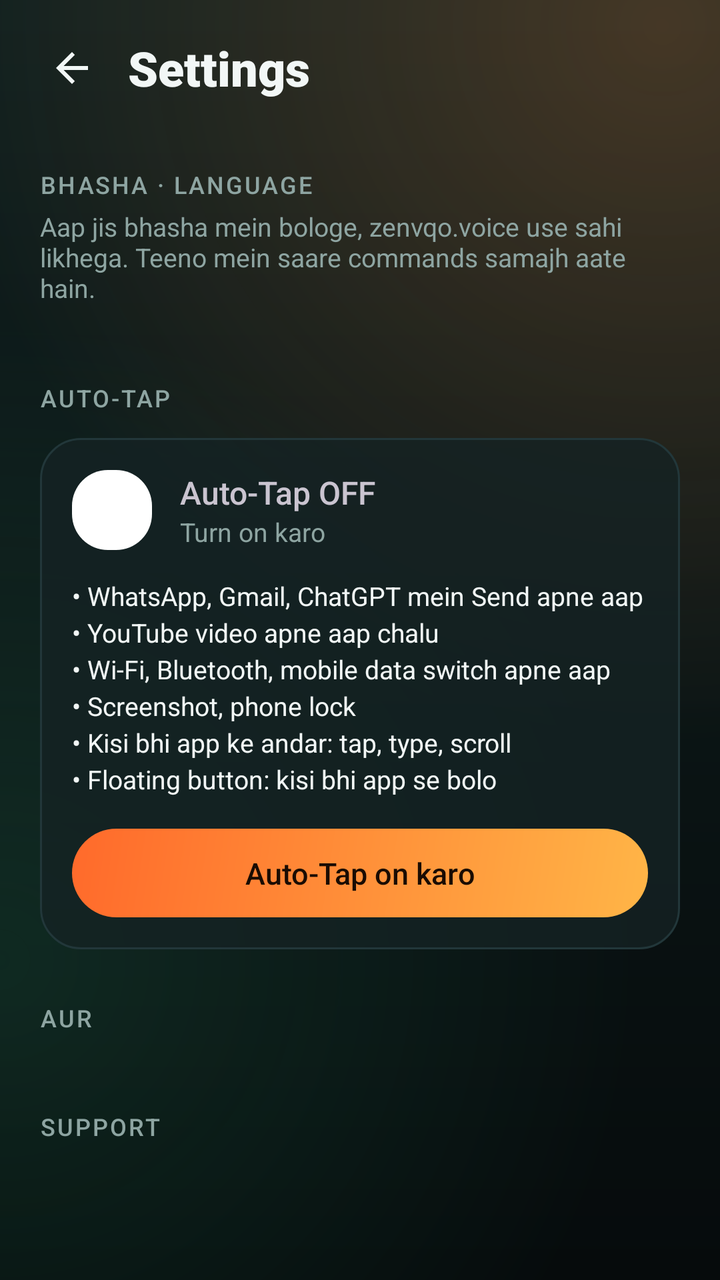
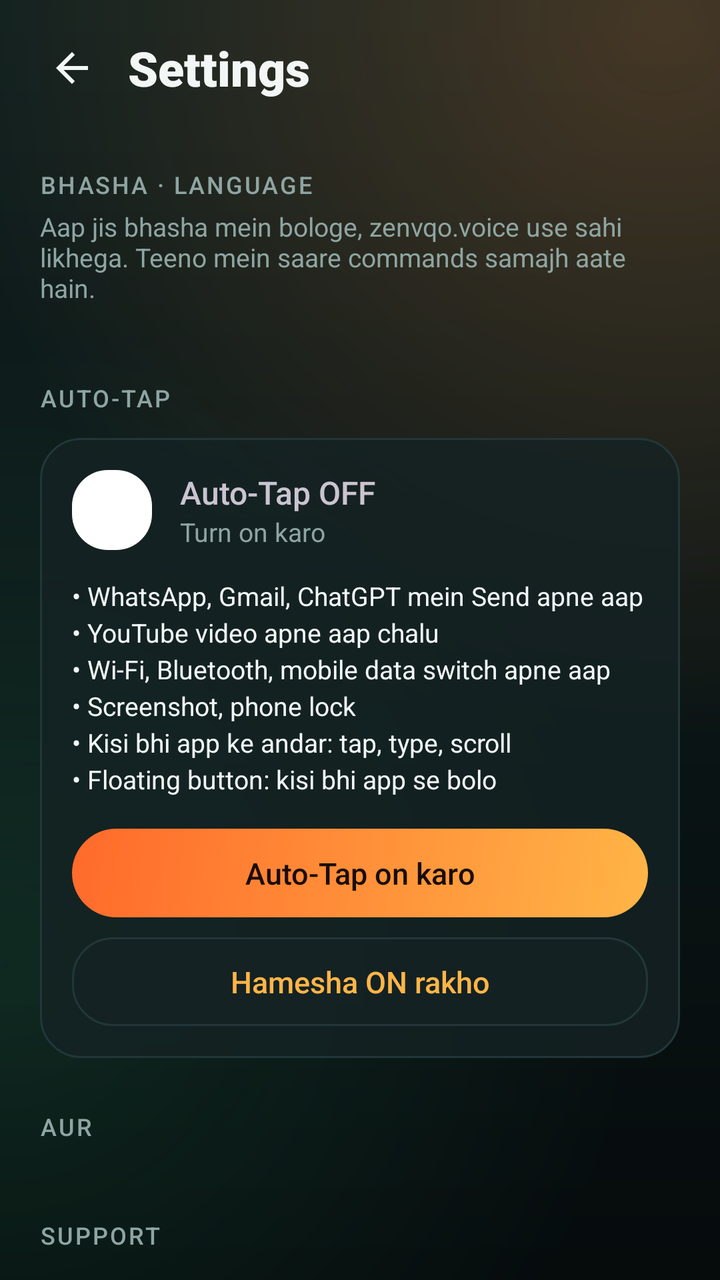

An Android layout rendered at two revisions. The XML below is the earlier revision; the diff shows what the commit changed to produce the second picture.
<!-- AndroidManifest.xml: application theme Theme.VoiceBuddy -->
<!-- res/layout/activity_settings.xml -->
<?xml version="1.0" encoding="utf-8"?>
<ScrollView xmlns:android="http://schemas.android.com/apk/res/android"
    android:layout_width="match_parent"
    android:layout_height="match_parent"
    android:fillViewport="true"
    android:overScrollMode="never"
    android:scrollbars="none">

    <LinearLayout
        android:layout_width="match_parent"
        android:layout_height="wrap_content"
        android:orientation="vertical"
        android:paddingStart="12dp"
        android:paddingTop="10dp"
        android:paddingEnd="12dp"
        android:paddingBottom="32dp">

        
        <LinearLayout
            android:layout_width="match_parent"
            android:layout_height="wrap_content"
            android:gravity="center_vertical"
            android:orientation="horizontal">

            <ImageButton
                android:id="@+id/backButton"
                android:layout_width="48dp"
                android:layout_height="48dp"
                android:background="?android:attr/selectableItemBackgroundBorderless"
                android:contentDescription="Back"
                android:padding="12dp"
                android:src="@drawable/ic_back"
                android:tint="@color/text" />

            <TextView
                android:layout_width="wrap_content"
                android:layout_height="wrap_content"
                android:layout_marginStart="4dp"
                android:fontFamily="sans-serif-black"
                android:text="Settings"
                android:textColor="@color/text"
                android:textSize="24sp" />
        </LinearLayout>

        
        <TextView
            style="@style/SectionLabel"
            android:text="BHASHA · LANGUAGE" />

        <TextView
            android:layout_width="match_parent"
            android:layout_height="wrap_content"
            android:layout_marginTop="4dp"
            android:paddingStart="8dp"
            android:paddingEnd="8dp"
            android:text="Aap jis bhasha mein bologe, zenvqo.voice use sahi likhega. Teeno mein saare commands samajh aate hain."
            android:textColor="@color/muted"
            android:textSize="13sp" />

        <LinearLayout
            android:id="@+id/langOptions"
            android:layout_width="match_parent"
            android:layout_height="wrap_content"
            android:layout_marginTop="12dp"
            android:orientation="vertical"
            android:paddingStart="8dp"
            android:paddingEnd="8dp" />

        
        <TextView
            style="@style/SectionLabel"
            android:text="AUTO-TAP" />

        <LinearLayout
            android:layout_width="match_parent"
            android:layout_height="wrap_content"
            android:layout_marginStart="8dp"
            android:layout_marginTop="12dp"
            android:layout_marginEnd="8dp"
            android:background="@drawable/card_surface"
            android:orientation="vertical"
            android:padding="16dp">

            <LinearLayout
                android:layout_width="match_parent"
                android:layout_height="wrap_content"
                android:gravity="center_vertical"
                android:orientation="horizontal">

                <ImageView
                    android:id="@+id/autoTapIcon"
                    android:layout_width="40dp"
                    android:layout_height="40dp"
                    android:background="@drawable/tile_icon_bg"
                    android:importantForAccessibility="no"
                    android:padding="9dp"
                    android:src="@drawable/ic_bolt" />

                <LinearLayout
                    android:layout_width="0dp"
                    android:layout_height="wrap_content"
                    android:layout_marginStart="14dp"
                    android:layout_weight="1"
                    android:orientation="vertical">

                    <TextView
                        android:id="@+id/autoTapTitle"
                        android:layout_width="wrap_content"
                        android:layout_height="wrap_content"
                        android:fontFamily="sans-serif-medium"
                        android:text="Auto-Tap OFF"
                        android:textSize="16sp" />

                    <TextView
                        android:id="@+id/autoTapText"
                        android:layout_width="wrap_content"
                        android:layout_height="wrap_content"
                        android:text="Turn on karo"
                        android:textColor="@color/muted"
                        android:textSize="13sp" />
                </LinearLayout>
            </LinearLayout>

            <TextView
                android:layout_width="match_parent"
                android:layout_height="wrap_content"
                android:layout_marginTop="14dp"
                android:lineSpacingExtra="3dp"
                android:text="• WhatsApp, Gmail, ChatGPT mein Send apne aap\n• YouTube video apne aap chalu\n• Wi-Fi, Bluetooth, mobile data switch apne aap\n• Screenshot, phone lock\n• Kisi bhi app ke andar: tap, type, scroll\n• Floating button: kisi bhi app se bolo"
                android:textColor="@color/text"
                android:textSize="13sp" />

            <TextView
                android:id="@+id/autoTapButton"
                android:layout_width="match_parent"
                android:layout_height="wrap_content"
                android:layout_marginTop="16dp"
                android:background="@drawable/button_accent"
                android:foreground="?android:attr/selectableItemBackground"
                android:fontFamily="sans-serif-medium"
                android:gravity="center"
                android:paddingTop="12dp"
                android:paddingBottom="12dp"
                android:text="Auto-Tap on karo"
                android:textColor="#FF1A0C03"
                android:textSize="15sp" />
        </LinearLayout>

        
        <TextView
            style="@style/SectionLabel"
            android:text="AUR" />

        <LinearLayout
            android:id="@+id/moreOptions"
            android:layout_width="match_parent"
            android:layout_height="wrap_content"
            android:layout_marginStart="8dp"
            android:layout_marginTop="12dp"
            android:layout_marginEnd="8dp"
            android:background="@drawable/card_surface"
            android:orientation="vertical" />

        
        <TextView
            style="@style/SectionLabel"
            android:text="SUPPORT" />

        <LinearLayout
            android:id="@+id/supportOptions"
            android:layout_width="match_parent"
            android:layout_height="wrap_content"
            android:layout_marginStart="8dp"
            android:layout_marginTop="12dp"
            android:layout_marginEnd="8dp"
            android:background="@drawable/card_surface"
            android:orientation="vertical" />

        <TextView
            android:id="@+id/versionText"
            android:layout_width="match_parent"
            android:layout_height="wrap_content"
            android:layout_marginTop="24dp"
            android:gravity="center"
            android:textColor="@color/muted"
            android:textSize="12sp" />
    </LinearLayout>
</ScrollView>
<!-- resources referenced by this layout -->
<resources>
  <color name="muted">#FF8EA5A2</color>
  <color name="text">#FFF2F7F6</color>
  <!-- drawable button_accent (drawable) -->
  <shape xmlns:android="http://schemas.android.com/apk/res/android" android:shape="rectangle">
      <corners android:radius="999dp" />
      <gradient android:angle="315" android:startColor="#FFFF6A2B" android:endColor="#FFFFB547" />
  </shape>
  <!-- drawable card_surface (drawable) -->
  <shape xmlns:android="http://schemas.android.com/apk/res/android" android:shape="rectangle">
      <corners android:radius="20dp" />
      <solid android:color="#CC142224" />
      <stroke android:width="1dp" android:color="#FF22373A" />
  </shape>
  <!-- drawable ic_back (drawable) -->
  <vector xmlns:android="http://schemas.android.com/apk/res/android"
      android:width="24dp" android:height="24dp"
      android:viewportWidth="24" android:viewportHeight="24">
      <path android:fillColor="#FFFFFFFF"
          android:pathData="M20,11H7.83l5.59,-5.59L12,4l-8,8 8,8 1.41,-1.41L7.83,13H20v-2z" />
  </vector>
  <!-- drawable ic_bolt (drawable) -->
  <vector xmlns:android="http://schemas.android.com/apk/res/android"
      android:width="24dp" android:height="24dp"
      android:viewportWidth="24" android:viewportHeight="24">
      <path android:fillColor="#FFFFFFFF"
          android:pathData="M7,2v11h3v9l7,-12h-4l4,-8z" />
  </vector>
  <!-- drawable tile_icon_bg (drawable) -->
  <shape xmlns:android="http://schemas.android.com/apk/res/android" android:shape="rectangle">
      <corners android:radius="18dp" />
      <solid android:color="#FFFFFFFF" />
  </shape>
  <style name="SectionLabel">
          <item name="android:layout_width">wrap_content</item>
          <item name="android:layout_height">wrap_content</item>
          <item name="android:layout_marginTop">26dp</item>
          <item name="android:paddingStart">8dp</item>
          <item name="android:fontFamily">sans-serif-medium</item>
          <item name="android:letterSpacing">0.08</item>
          <item name="android:textColor">@color/muted</item>
          <item name="android:textSize">12sp</item>
      </style>
  <style name="Theme.VoiceBuddy" parent="Theme.Material3.Dark.NoActionBar">
          <item name="colorPrimary">@color/accent</item>
          <item name="colorAccent">@color/accent</item>
          <item name="android:windowBackground">@drawable/bg_app</item>
          <item name="android:statusBarColor">#FF10201F</item>
          <item name="android:navigationBarColor">#FF060B0C</item>
          <item name="android:windowLightStatusBar">false</item>
      </style>
  <color name="accent">#FFFF8A3D</color>
  <!-- drawable bg_app (drawable) -->
  <layer-list xmlns:android="http://schemas.android.com/apk/res/android">
      <item>
          <shape android:shape="rectangle">
              <gradient android:angle="270" android:startColor="#FF10201F" android:endColor="#FF060B0C" />
          </shape>
      </item>
      <item>
          <shape android:shape="rectangle">
              <gradient android:type="radial" android:centerX="0.92" android:centerY="0.02"
                  android:gradientRadius="360dp" android:startColor="#38FF8A3D" android:endColor="#00FF8A3D" />
          </shape>
      </item>
      <item>
          <shape android:shape="rectangle">
              <gradient android:type="radial" android:centerX="0.0" android:centerY="0.75"
                  android:gradientRadius="320dp" android:startColor="#1F3DDC97" android:endColor="#003DDC97" />
          </shape>
      </item>
  </layer-list>
</resources>

<!-- the commit's change to res/layout/activity_settings.xml (unified diff, before → after) -->
@@ -144,6 +144,22 @@
                 android:text="Auto-Tap on karo"
                 android:textColor="#FF1A0C03"
                 android:textSize="15sp" />
+
+            
+            <TextView
+                android:id="@+id/autoTapAlwaysButton"
+                android:layout_width="match_parent"
+                android:layout_height="wrap_content"
+                android:layout_marginTop="10dp"
+                android:background="@drawable/card_surface"
+                android:foreground="?android:attr/selectableItemBackground"
+                android:fontFamily="sans-serif-medium"
+                android:gravity="center"
+                android:paddingTop="12dp"
+                android:paddingBottom="12dp"
+                android:text="Hamesha ON rakho"
+                android:textColor="@color/marigold"
+                android:textSize="15sp" />
         </LinearLayout>
 
         
<!-- resource entries referenced after the edit -->
@@ -1,5 +1,6 @@
 <!-- resources referenced by this layout -->
 <resources>
+  <color name="marigold">#FFFFB547</color>
   <color name="muted">#FF8EA5A2</color>
   <color name="text">#FFF2F7F6</color>
   <!-- drawable button_accent (drawable) -->
